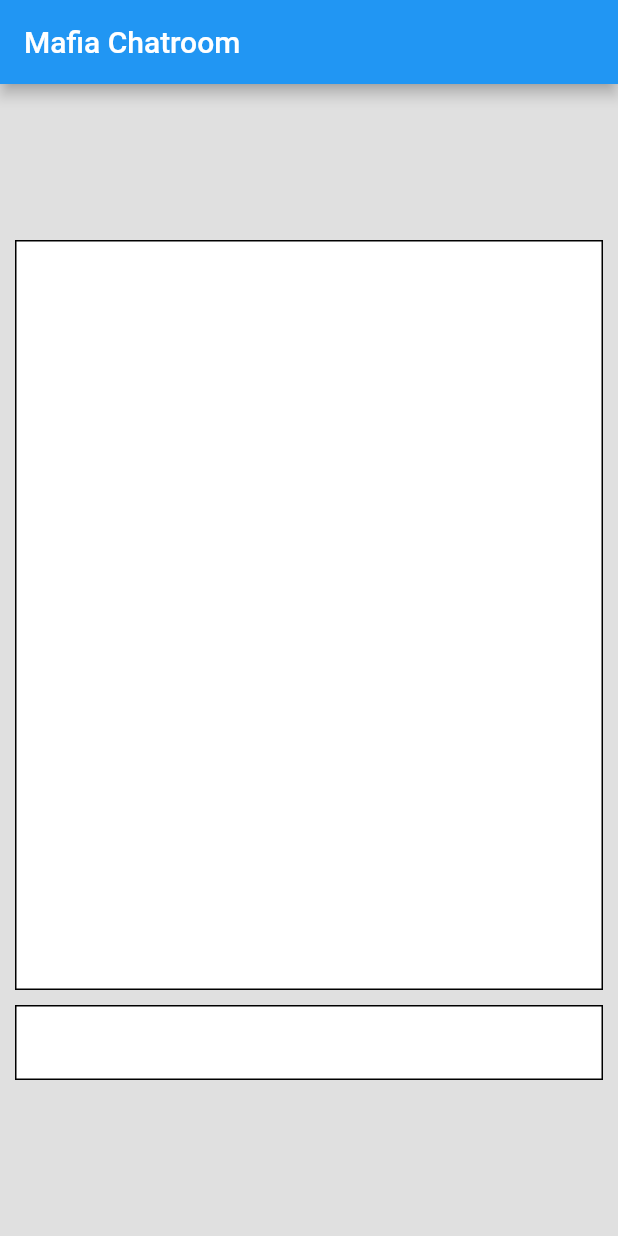
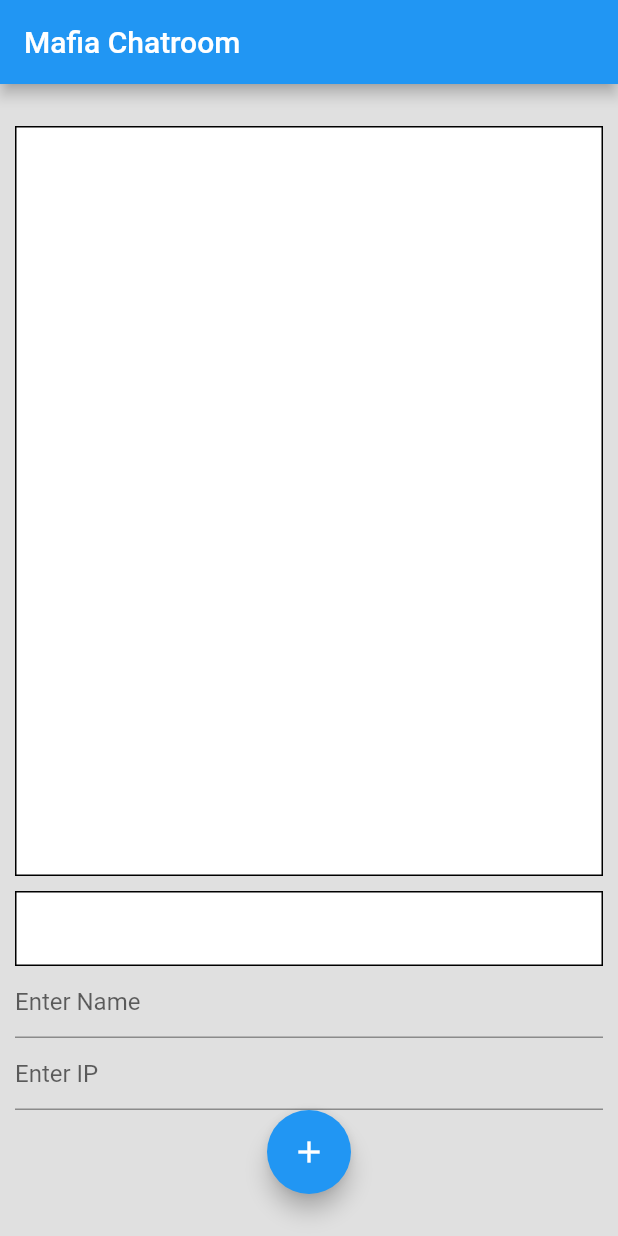
Before and after one commit to CWTBT/mafia_app, a Flutter app: the screen it shows after launch, on a phone screen of 412 x 824 dp. Run offline on Flutter 3.47's test engine with Material 2 defaults, Android fonts, the phone set to English and light mode, and no system bars.

Commit message:
added a way to add users

```diff
--- a/lib/ChatUI.dart
+++ b/lib/ChatUI.dart
@@ -23,6 +23,7 @@ class _ChatroomState extends State<Chatroom> {
     super.initState();
     data = Data();
     player = User("You", "127.0.0.1");
+    data.addUser(player);
     setupServer();
   }
 
@@ -51,13 +52,15 @@ class _ChatroomState extends State<Chatroom> {
   void handleIncomingMessage(String ip, Uint8List incomingData) {
     String jsonString = String.fromCharCodes(incomingData);
     Map userMap = jsonDecode(jsonString);
-    Message received = Message.fromJson(userMap);
+    Message temp = Message.fromJson(userMap);
+    Message received = Message(temp.contents, User(temp.sender.name, ip));
     data.receive(received);
     addInputToMessageList(received.contents);
   }
 
-  void addUser(User user){
-    data.addUser(user);
+  void addUser(){
+    anon = new User(name, ip);
+    data.addUser(anon);
   }
 
   @override
@@ -82,6 +85,19 @@ class _ChatroomState extends State<Chatroom> {
             buildChatWindowContainer(),
             SizedBox(height: 10),
             buildInputFieldContainer(),
+            TextField(
+                onChanged: (text) {
+                  name = text;
+                },
+                decoration: InputDecoration(
+                    hintText: 'Enter Name')),
+            TextField(
+                onChanged: (text) {
+                  ip = text;
+                },
+                decoration: InputDecoration(
+                    hintText: 'Enter IP')),
+            FloatingActionButton(child: Icon(Icons.add), onPressed: addUser),
           ],
         ),
       ),
```
Also changed, not shown: lib/Data.dart (+8 -3 lines).
